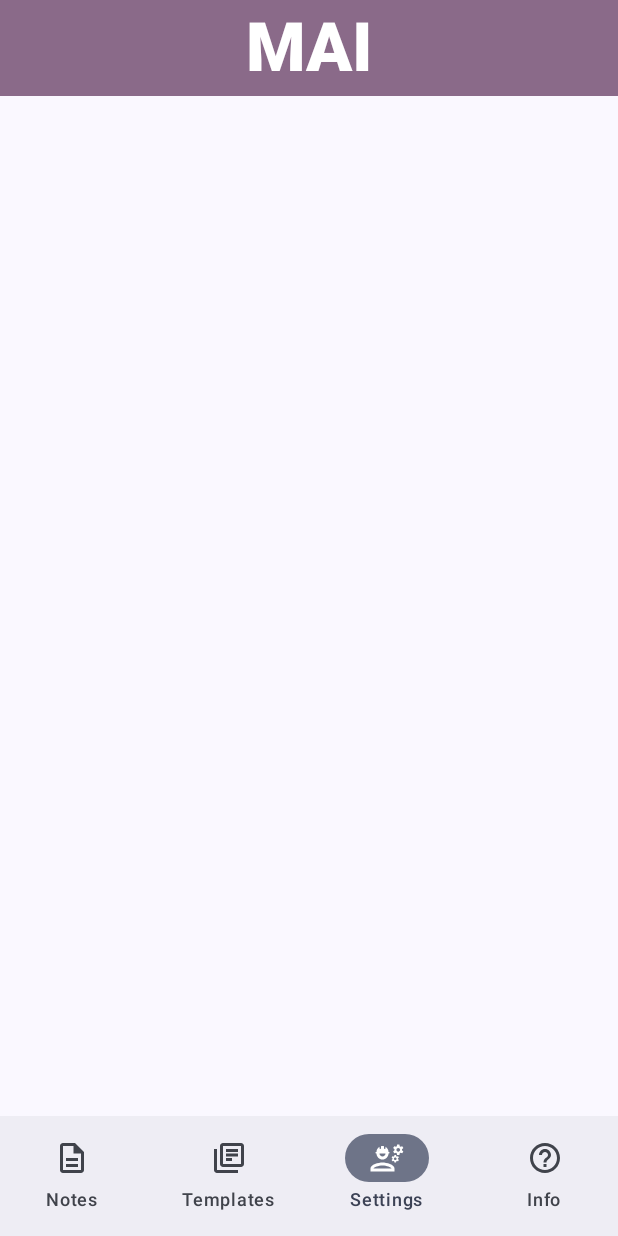
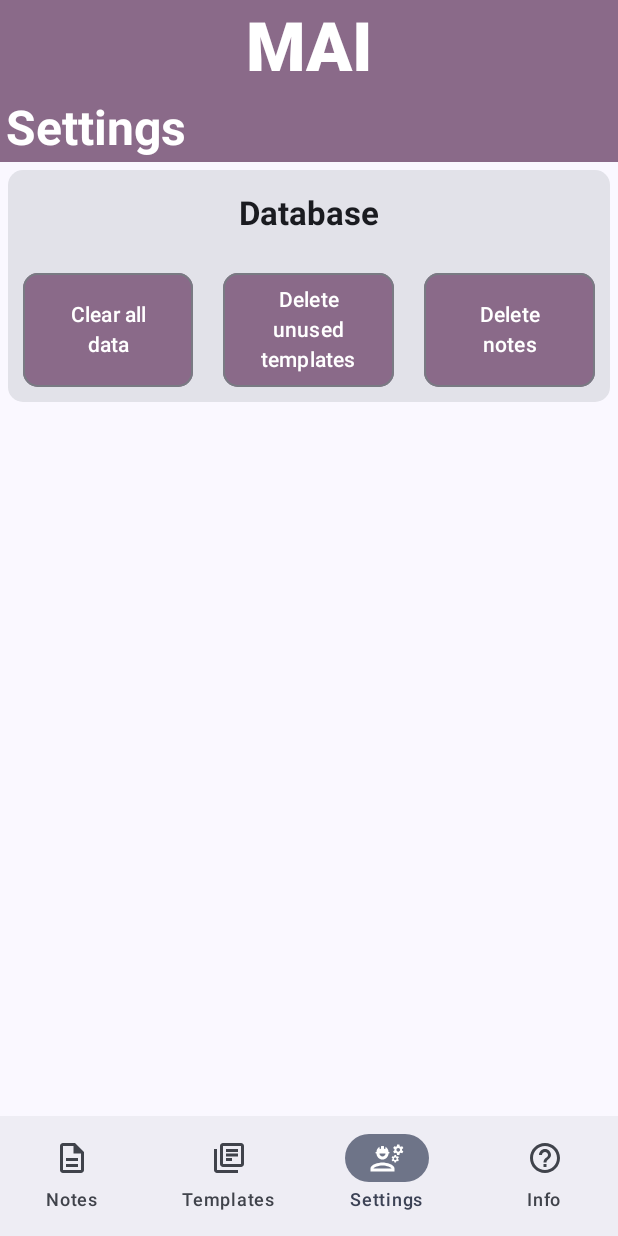
Before and after one commit to ethernet389/MAI-2, an Android app built with Jetpack Compose: the SettingsScreen screen opened through its navigation route, on a phone screen of 412 x 824 dp. Run offline under Robolectric (Android 15) with nearby library versions, the phone set to English and light mode, and no system bars; 5 statements that could not run were skipped.

Commit message:
Update settings screen

```diff
--- a/app/src/main/java/com/ethernet389/mai/MainActivity.kt
+++ b/app/src/main/java/com/ethernet389/mai/MainActivity.kt
@@ -1,7 +1,6 @@
 package com.ethernet389.mai
 
 import android.os.Bundle
-import android.util.Log
 import androidx.activity.ComponentActivity
 import androidx.activity.compose.setContent
 import androidx.compose.foundation.layout.fillMaxSize
@@ -187,7 +186,13 @@ fun MaiApp(
                     )
                 }
             }
-            composable(route = MaiScreen.Settings.name) { SettingsScreen() }
+            composable(route = MaiScreen.Settings.name) {
+                SettingsScreen(
+                    onDeleteNotesClick = { viewModel.deleteAllNotes() },
+                    onDeleteUnusedTemplatesClick = { viewModel.deleteUnusedTemplates() },
+                    onClearAllDatabaseClick = { viewModel.clearAllData() }
+                )
+            }
             composable(route = MaiScreen.Information.name) { InfoScreen() }
             composable(route = MaiScreen.CreateNotes.name) {
                 val noTemplateCriteriaComparison = creationNoteState.template.criteria.size == 1
--- a/app/src/main/java/com/ethernet389/mai/ui/screens/ResultScreen.kt
+++ b/app/src/main/java/com/ethernet389/mai/ui/screens/ResultScreen.kt
@@ -1,5 +1,6 @@
 package com.ethernet389.mai.ui.screens
 
+import androidx.compose.material3.Text
 import androidx.compose.runtime.Composable
 import androidx.compose.ui.Modifier
 import com.ethernet389.domain.model.note.Note
@@ -9,5 +10,5 @@ fun ResultScreen(
     note: Note,
     modifier: Modifier = Modifier
 ) {
-
+    Text(text = note.report)
 }
--- a/app/src/main/java/com/ethernet389/mai/ui/screens/SettingsScreen.kt
+++ b/app/src/main/java/com/ethernet389/mai/ui/screens/SettingsScreen.kt
@@ -1,11 +1,113 @@
 package com.ethernet389.mai.ui.screens
 
+import androidx.compose.foundation.layout.Arrangement
+import androidx.compose.foundation.layout.Column
+import androidx.compose.foundation.layout.IntrinsicSize
+import androidx.compose.foundation.layout.Row
+import androidx.compose.foundation.layout.fillMaxHeight
+import androidx.compose.foundation.layout.fillMaxWidth
+import androidx.compose.foundation.layout.height
+import androidx.compose.foundation.layout.padding
+import androidx.compose.material3.ButtonDefaults
+import androidx.compose.material3.Card
+import androidx.compose.material3.MaterialTheme
+import androidx.compose.material3.OutlinedButton
+import androidx.compose.material3.Text
 import androidx.compose.runtime.Composable
+import androidx.compose.ui.Alignment
 import androidx.compose.ui.Modifier
+import androidx.compose.ui.res.dimensionResource
+import androidx.compose.ui.res.stringResource
+import androidx.compose.ui.text.font.FontWeight
+import androidx.compose.ui.text.style.TextAlign
+import com.ethernet389.mai.R
+import com.ethernet389.mai.ui.components.SupportScaffoldTitle
 
 @Composable
 fun SettingsScreen(
+    modifier: Modifier = Modifier,
+    onDeleteNotesClick: () -> Unit,
+    onDeleteUnusedTemplatesClick: () -> Unit,
+    onClearAllDatabaseClick: () -> Unit
+) {
+    Column {
+        SupportScaffoldTitle(
+            text = stringResource(R.string.settings)
+        )
+        OperationsCard(
+            onDeleteNotesClick = onDeleteNotesClick,
+            onDeleteUnusedTemplatesClick = onDeleteUnusedTemplatesClick,
+            onClearAllDatabaseClick = onClearAllDatabaseClick,
+            modifier = modifier.fillMaxWidth()
+        )
+    }
+}
+
+@Composable
+private fun OperationsCard(
+    modifier: Modifier = Modifier,
+    onDeleteNotesClick: () -> Unit,
+    onDeleteUnusedTemplatesClick: () -> Unit,
+    onClearAllDatabaseClick: () -> Unit,
+) {
+    Card(
+        modifier = modifier.padding(dimensionResource(R.dimen.little_padding))
+    ) {
+        Column(horizontalAlignment = Alignment.CenterHorizontally) {
+            Text(
+                text = stringResource(R.string.database),
+                style = MaterialTheme.typography.titleLarge,
+                fontWeight = FontWeight.Bold,
+                textAlign = TextAlign.Center,
+                modifier = modifier.padding(dimensionResource(R.dimen.medium_padding))
+            )
+            Row(
+                horizontalArrangement = Arrangement.SpaceAround,
+                verticalAlignment = Alignment.CenterVertically,
+                modifier = Modifier.height(intrinsicSize = IntrinsicSize.Max)
+            ) {
+                val buttonModifier = Modifier
+                    .weight(1f)
+                    .fillMaxHeight()
+                    .padding(dimensionResource(R.dimen.small_padding))
+                RowItem(
+                    text = stringResource(R.string.clear_all_data),
+                    onClick = onClearAllDatabaseClick,
+                    modifier = buttonModifier
+                )
+                RowItem(
+                    text = stringResource(R.string.delete_unused_templates),
+                    onClick = onDeleteUnusedTemplatesClick,
+                    modifier = buttonModifier
+                )
+                RowItem(
+                    text = stringResource(R.string.delete_notes),
+                    onClick = onDeleteNotesClick,
+                    modifier = buttonModifier
+                )
+            }
+        }
+    }
+}
+
+@Composable
+private fun RowItem(
+    text: String,
+    onClick: () -> Unit,
     modifier: Modifier = Modifier
 ) {
-
+    OutlinedButton(
+        onClick = onClick,
+        modifier = modifier,
+        shape = MaterialTheme.shapes.medium,
+        colors = ButtonDefaults.buttonColors(
+            containerColor = MaterialTheme.colorScheme.tertiaryContainer,
+            contentColor = MaterialTheme.colorScheme.onTertiaryContainer
+        )
+    ) {
+        Text(
+            text = text,
+            textAlign = TextAlign.Center,
+        )
+    }
 }
--- a/app/src/main/res/values/strings.xml
+++ b/app/src/main/res/values/strings.xml
@@ -21,6 +21,12 @@
     <string name="note_name_example">Clothes from…</string>
     <string name="alternatives">Alternatives</string>
     <string name="alternatives_example">Jacket, Shirt, T-Shirt…</string>
+
+    <!-- Settings -->
+    <string name="database">Database</string>
+    <string name="clear_all_data">Clear all data</string>
+    <string name="delete_unused_templates">Delete unused templates</string>
+    <string name="delete_notes">Delete notes</string>
 
     <!-- Creation Form -->
     <string name="cancel">Cancel</string>
@@ -61,6 +67,7 @@
         The sequence is observed.
     </string>
     <string name="literature">Literature</string>
+
     <string-array name="literature_names">
         <item><u>Таха. Теория игр и принятия решений</u></item>
         <item><u>Лекция 1. Метод анализа иерархий (метод Т.Л. Саати)</u></item>
--- a/data/src/main/java/com/ethernet389/data/dao/NoteDao.kt
+++ b/data/src/main/java/com/ethernet389/data/dao/NoteDao.kt
@@ -12,9 +12,12 @@ interface NoteDao {
     @Insert(onConflict = OnConflictStrategy.IGNORE)
     fun insertNote(dataNote: DataNote): Long
 
-    @Query("SELECT * FROM notes")
+    @Query("SELECT * FROM notes;")
     fun getAllNotes(): List<DataNote>
 
     @Delete
     fun deleteNote(note: DataNote): Int
+
+    @Query("DELETE FROM notes;")
+    fun deleteAllNotes()
 }
--- a/data/src/main/java/com/ethernet389/data/repository/RoomNoteRepository.kt
+++ b/data/src/main/java/com/ethernet389/data/repository/RoomNoteRepository.kt
@@ -45,4 +45,10 @@ class RoomNoteRepository(
             return@withContext notes
         }
     }
+
+    override suspend fun deleteAllNotes() {
+        return withContext(Dispatchers.IO) {
+            noteDao.deleteAllNotes()
+        }
+    }
 }
--- a/data/src/main/java/com/ethernet389/data/repository/RoomTemplateRepository.kt
+++ b/data/src/main/java/com/ethernet389/data/repository/RoomTemplateRepository.kt
@@ -30,4 +30,10 @@ class RoomTemplateRepository(
             return@withContext templateDao.getAllTemplates().map(DataTemplate::toTemplate)
         }
     }
+
+    override suspend fun deleteUnusedTemplate() {
+        return withContext(Dispatchers.IO) {
+            templateDao.deleteUnusedTemplates()
+        }
+    }
 }
--- a/domain/src/main/java/com/ethernet389/domain/repository/NoteRepository.kt
+++ b/domain/src/main/java/com/ethernet389/domain/repository/NoteRepository.kt
@@ -7,4 +7,5 @@ interface NoteRepository {
     suspend fun deleteNote(note: Note): Boolean
     suspend fun createNote(note: BaseNote): Boolean
     suspend fun getNotes(): List<Note>
+    suspend fun deleteAllNotes()
 }
--- a/domain/src/main/java/com/ethernet389/domain/repository/TemplateRepository.kt
+++ b/domain/src/main/java/com/ethernet389/domain/repository/TemplateRepository.kt
@@ -7,4 +7,5 @@ interface TemplateRepository {
     suspend fun deleteTemplate(template: Template): Boolean
     suspend fun createTemplate(template: BaseTemplate): Boolean
     suspend fun getTemplates(): List<Template>
+    suspend fun deleteUnusedTemplate()
 }
--- a/domain/src/main/java/com/ethernet389/domain/use_case/note/NotesDeleter.kt
+++ b/domain/src/main/java/com/ethernet389/domain/use_case/note/NotesDeleter.kt
@@ -9,4 +9,8 @@ class NotesDeleter(
     suspend fun deleteNote(note: Note): Boolean {
         return noteRepository.deleteNote(note)
     }
+
+    suspend fun deleteAllNotes() {
+        return noteRepository.deleteAllNotes()
+    }
 }
--- a/domain/src/main/java/com/ethernet389/domain/use_case/template/TemplatesDeleter.kt
+++ b/domain/src/main/java/com/ethernet389/domain/use_case/template/TemplatesDeleter.kt
@@ -9,4 +9,8 @@ class TemplatesDeleter(
     suspend fun deleteTemplate(template: Template): Boolean {
         return templateRepository.deleteTemplate(template)
     }
+
+    suspend fun deleteUnusedTemplates() {
+        return templateRepository.deleteUnusedTemplate()
+    }
 }
```
Also changed, not shown: app/src/main/java/com/ethernet389/mai/ui/components/CreationDialogs.kt (+5 -2 lines), app/src/main/java/com/ethernet389/mai/view_model/MaiViewModel.kt (+21 -1 lines), data/src/main/java/com/ethernet389/data/dao/TemplateDao.kt (+13 -2 lines), 1 other file.
